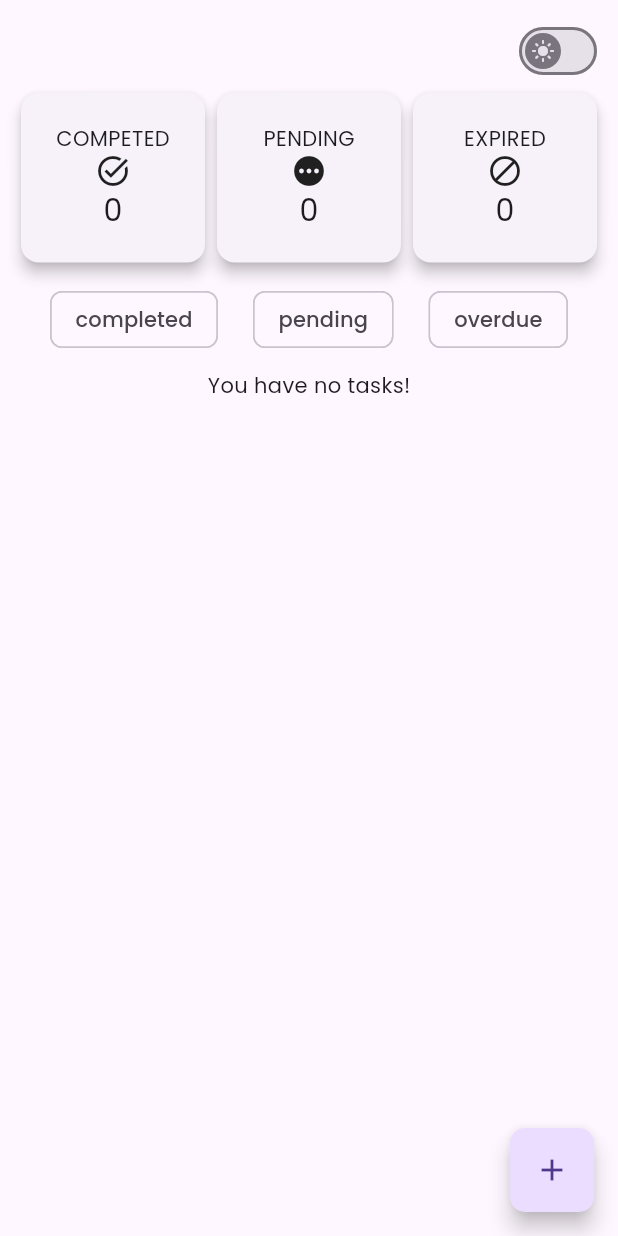
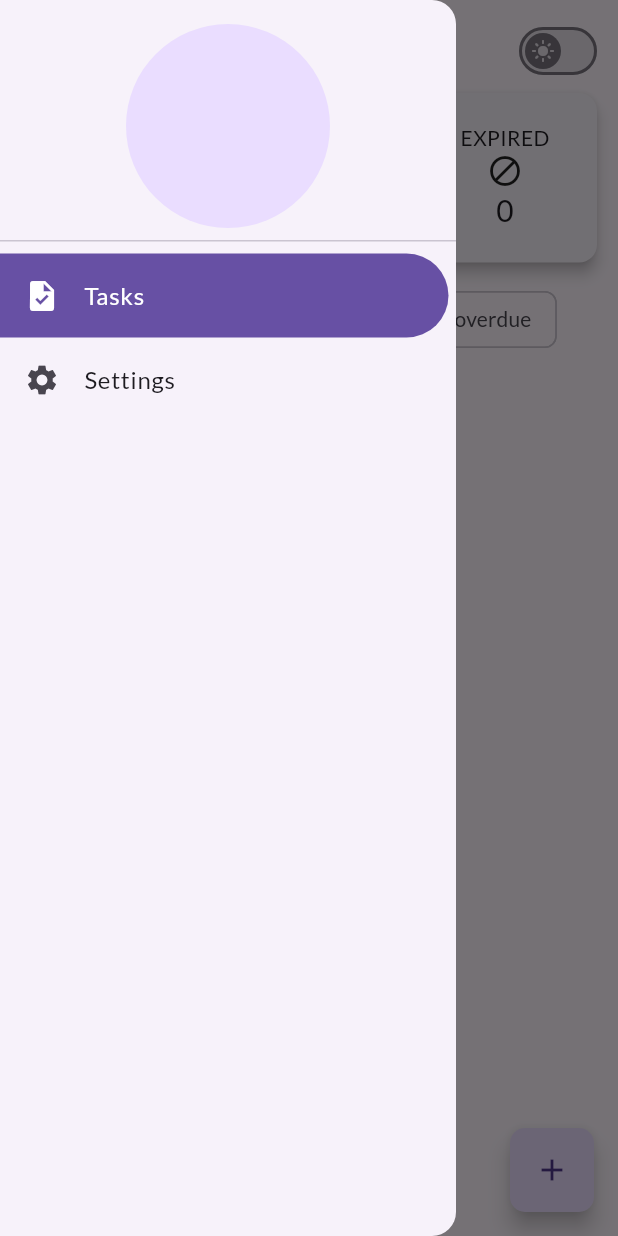
Before and after one commit to Ayobami0/TasksApp, a Flutter app: the screen it shows after launch, with the side drawer open (before the commit the screen has no drawer), on a phone screen of 412 x 824 dp. Run offline on Flutter 3.47's test engine with Material 2 defaults, Android fonts, the phone set to English and light mode, and no system bars; our stand-ins replace flutter_riverpod, google_fonts, sqflite; accounts and stored records are empty.

```diff
--- a/lib/main.dart
+++ b/lib/main.dart
@@ -1,10 +1,13 @@
 import 'package:flutter/material.dart';
 import 'package:flutter_riverpod/flutter_riverpod.dart';
 import 'package:google_fonts/google_fonts.dart';
+import 'package:tasks/models/database.dart';
 import 'package:tasks/providers/mode.dart';
 import 'package:tasks/screens/home.dart';
 
-void main() {
+void main() async{
+  WidgetsFlutterBinding.ensureInitialized();
+  await DatabaseRepository.initDB();
   runApp(const ProviderScope(child: MyApp()));
 }
 
@@ -20,7 +23,7 @@ class MyApp extends ConsumerWidget {
       theme: ThemeData(
         brightness: !isDark ? Brightness.light : Brightness.dark,
         useMaterial3: true,
-        fontFamily: GoogleFonts.poppins().fontFamily,
+        fontFamily: GoogleFonts.lato().fontFamily,
       ),
       home: const HomeScreen(),
     );
--- a/lib/screens/home.dart
+++ b/lib/screens/home.dart
@@ -1,10 +1,11 @@
 import 'package:flutter/material.dart';
 import 'package:flutter_riverpod/flutter_riverpod.dart';
 import 'package:tasks/models/task.dart';
-import 'package:tasks/providers/mode.dart';
 import 'package:tasks/widgets/floating_action_button.dart';
 import 'package:tasks/widgets/task_tile.dart';
 
+import '../widgets/custom_app_bar.dart';
+import '../widgets/drawer.dart';
 import '../widgets/status_count_widget.dart';
 
 class HomeScreen extends ConsumerStatefulWidget {
@@ -16,40 +17,37 @@ class HomeScreen extends ConsumerStatefulWidget {
 
 class _HomeScreenState extends ConsumerState<HomeScreen> {
   final List<TaskStatus> _filter = [];
+  final _key = GlobalKey<ScaffoldState>();
+
+  @override
+    void initState() {
+      super.initState();
+      ref.read(taskProvider.notifier).readFromDB();
+    }
   @override
   Widget build(BuildContext context) {
   final List<Task> taskList = ref.watch(taskProvider);
   final displayedList = _filter.isEmpty ?  taskList :
-    taskList.where((element) => _filter.contains(element.status)).toList()
-  ;
+    taskList.where((element) => _filter.contains(element.status)).toList();
     return Scaffold(
+      key: _key,
       floatingActionButton: CustomFloatingActionButton(onPressed: (){}),
+      drawer: const CustomDrawer(activePage: 'tasks'),
       body: SafeArea(
         child: Padding(
           padding: const EdgeInsets.symmetric(horizontal: 10),
           child: Column(
             children: [
               const SizedBox(height: 10,),
-              Align(
-                alignment: Alignment.centerRight,
-                child: LightDarkSwitch(),
-              ),
+              CustomAppBarWidget(scaffoldKey: _key),
               Row(
                 children: const [
-                  Expanded(child: StatusCountWidget(status: 'COMPETED', taskStatus: TaskStatus.completed, icon: Icons.task_alt)),
+                  Expanded(child: StatusCountWidget(status: 'COMPLETED', taskStatus: TaskStatus.completed, icon: Icons.task_alt)),
                   Expanded(child: StatusCountWidget(status: 'PENDING', taskStatus: TaskStatus.pending, icon: Icons.pending)),
                   Expanded(child: StatusCountWidget(status: 'EXPIRED', taskStatus: TaskStatus.overdue, icon: Icons.block)),
                 ],
               ),
               const SizedBox(height: 10,),
-              // Align(
-              //   alignment: Alignment.centerRight,
-              //   child: IconButton(
-              //     onPressed: (){
-              //     },
-              //     icon: const Icon(Icons.filter_list),
-              //   ),
-              // ),
               Row(
                 mainAxisAlignment: MainAxisAlignment.spaceEvenly,
                 children: TaskStatus.values.map(
@@ -95,31 +93,3 @@ class _HomeScreenState extends ConsumerState<HomeScreen> {
     );
   }
 }
-
-class LightDarkSwitch extends ConsumerWidget {
-  LightDarkSwitch({
-    super.key,
-  });
-
-  final MaterialStateProperty<Icon?> thumbIcon =
-      MaterialStateProperty.resolveWith<Icon?>(
-    (Set<MaterialState> states) {
-      if (states.contains(MaterialState.selected)) {
-        return const Icon(Icons.dark_mode);
-      }
-      return const Icon(Icons.light_mode);
-    },
-  );
-
-  @override
-  Widget build(BuildContext context, ref) {
-    final isDark = ref.watch(brightnessProvider);
-    return Switch(
-      thumbIcon: thumbIcon,
-      value: isDark,
-      onChanged: (value){
-        ref.read(brightnessProvider.notifier).changeMode();
-      },
-    );
-  }
-}
--- a/lib/widgets/bottom_modal_screen.dart
+++ b/lib/widgets/bottom_modal_screen.dart
@@ -42,9 +42,8 @@ class _CreateTaskDialogState extends ConsumerState<CreateTaskDialog> {
       content: _contentController.value.text,
     );
 
-    ref.read(taskProvider.notifier).addToTasks(newTask);
     _formKey.currentState!.save();
-    await Future.delayed(const Duration(seconds: 2)).then((value) {
+    await ref.read(taskProvider.notifier).addToTasks(newTask).then((value) {
       Navigator.pop(context);
       setState(() {
             _isSaving = false;
--- /dev/null
+++ b/lib/widgets/custom_app_bar.dart
@@ -0,0 +1,25 @@
+
+import 'package:flutter/material.dart';
+
+import 'drawer_open_button.dart';
+import 'light_dark_switch.dart';
+
+class CustomAppBarWidget extends StatelessWidget {
+  const CustomAppBarWidget({
+    super.key,
+    required this.scaffoldKey,
+  });
+
+  final GlobalKey<ScaffoldState> scaffoldKey;
+
+  @override
+  Widget build(BuildContext context) {
+    return Row(
+      mainAxisAlignment: MainAxisAlignment.spaceBetween,
+      children: [
+        DrawerOpener(scaffoldKey: scaffoldKey),
+        LightDarkSwitch(),
+      ],
+    );
+  }
+}
--- /dev/null
+++ b/lib/widgets/drawer.dart
@@ -0,0 +1,60 @@
+
+import 'package:flutter/material.dart';
+
+class CustomDrawer extends StatelessWidget {
+  final String activePage;
+
+  const CustomDrawer({super.key, required this.activePage});
+
+
+  @override
+  Widget build(BuildContext context) {
+    return Drawer(
+      child: ListView(
+        children: [
+          const DrawerHeader(
+            child: CircleAvatar(),
+          ),
+          DrawerListTile(activePage: activePage, tileName: 'Tasks', iconData: Icons.task,),
+          DrawerListTile(activePage: activePage, tileName: 'Settings', iconData: Icons.settings,),
+        ],
+      ),
+    );
+  }
+}
+
+class DrawerListTile extends StatelessWidget {
+  const DrawerListTile({
+    super.key,
+    this.onTap,
+    required this.activePage,
+    required this.tileName,
+    required this.iconData,
+  });
+
+  final String activePage;
+  final String tileName;
+  final IconData iconData;
+  final Function? onTap;
+
+  @override
+  Widget build(BuildContext context) {
+    final activeTileColor = Theme.of(context).primaryColor;
+    final activeTileTextColor = Theme.of(context).colorScheme.onPrimary;
+    return Padding(
+      padding: const EdgeInsets.only(right: 5),
+      child: ListTile(
+        shape: const RoundedRectangleBorder(
+          borderRadius: BorderRadius.only(
+            topRight: Radius.circular(30),
+            bottomRight: Radius.circular(30)
+        )),
+        textColor: activePage.toUpperCase() == tileName.toUpperCase() ? activeTileTextColor : null,
+        iconColor: activePage.toUpperCase() == tileName.toUpperCase() ? activeTileTextColor : null,
+        tileColor: activePage.toUpperCase() == tileName.toUpperCase() ? activeTileColor : null,
+        title: Text(tileName),
+        leading: Icon(iconData),
+      ),
+    );
+  }
+}
--- /dev/null
+++ b/lib/widgets/drawer_open_button.dart
@@ -0,0 +1,20 @@
+import 'package:flutter/material.dart';
+
+class DrawerOpener extends StatelessWidget {
+  const DrawerOpener({
+    required this.scaffoldKey,
+    super.key,
+  });
+
+  final GlobalKey<ScaffoldState> scaffoldKey;
+
+  @override
+  Widget build(BuildContext context) {
+    return IconButton(
+      onPressed: (){
+        scaffoldKey.currentState!.openDrawer();
+      },
+      icon: const Icon(Icons.menu_rounded)
+    );
+  }
+}
--- /dev/null
+++ b/lib/widgets/light_dark_switch.dart
@@ -0,0 +1,32 @@
+import 'package:flutter/material.dart';
+import 'package:flutter_riverpod/flutter_riverpod.dart';
+
+import '../providers/mode.dart';
+
+class LightDarkSwitch extends ConsumerWidget {
+  LightDarkSwitch({
+    super.key,
+  });
+
+  final MaterialStateProperty<Icon?> thumbIcon =
+      MaterialStateProperty.resolveWith<Icon?>(
+    (Set<MaterialState> states) {
+      if (states.contains(MaterialState.selected)) {
+        return const Icon(Icons.dark_mode);
+      }
+      return const Icon(Icons.light_mode);
+    },
+  );
+
+  @override
+  Widget build(BuildContext context, ref) {
+    final isDark = ref.watch(brightnessProvider);
+    return Switch(
+      thumbIcon: thumbIcon,
+      value: isDark,
+      onChanged: (value){
+        ref.read(brightnessProvider.notifier).changeMode();
+      },
+    );
+  }
+}
--- a/lib/widgets/status_count_widget.dart
+++ b/lib/widgets/status_count_widget.dart
@@ -18,7 +18,7 @@ class StatusCountWidget extends ConsumerWidget {
         padding: const EdgeInsets.all(20),
         child: Column(
           children: [
-            Text(status),
+            FittedBox(child: Text(status)),
             Icon(icon),
             Text(ref.watch(taskProvider).where((element) => element.status == taskStatus).length.toString(), style: const TextStyle(fontSize: 20),)
           ],
--- a/lib/widgets/task_details_popup.dart
+++ b/lib/widgets/task_details_popup.dart
@@ -78,7 +78,7 @@ class TaskDialogWidget extends ConsumerWidget {
                       padding: const EdgeInsets.symmetric(horizontal: 10, vertical: 5),
                       width: double.infinity,
                       decoration: BoxDecoration(
-                        color: Colors.black12,
+                        color: Theme.of(context).primaryColor.withOpacity(0.3),
                         borderRadius: BorderRadius.circular(8),
                       ),
                       child: Column(
--- a/lib/widgets/task_tile.dart
+++ b/lib/widgets/task_tile.dart
@@ -18,7 +18,7 @@ class TaskTile extends ConsumerWidget {
           padding: const EdgeInsets.only(right: 20),
       decoration: BoxDecoration(
         color: Colors.red,
-        borderRadius: BorderRadius.circular(2)
+        borderRadius: BorderRadius.circular(8)
       ),
           alignment: Alignment.centerRight,
           child: const Icon(Icons.delete)
--- a/pubspec.yaml
+++ b/pubspec.yaml
@@ -39,6 +39,8 @@ dependencies:
   uuid: ^3.0.7
   intl: ^0.18.1
   google_fonts: ^4.0.4
+  sqflite: ^2.2.8+4
+  path: ^1.8.2
 
 dev_dependencies:
   flutter_test:
```
Also changed, not shown: lib/app_constants/app_constant.dart (added, +12 -0 lines), lib/models/database.dart (added, +51 -0 lines), lib/models/task.dart (+43 -9 lines), lib/screens/settings.dart (added, +15 -0 lines), pubspec.lock.
